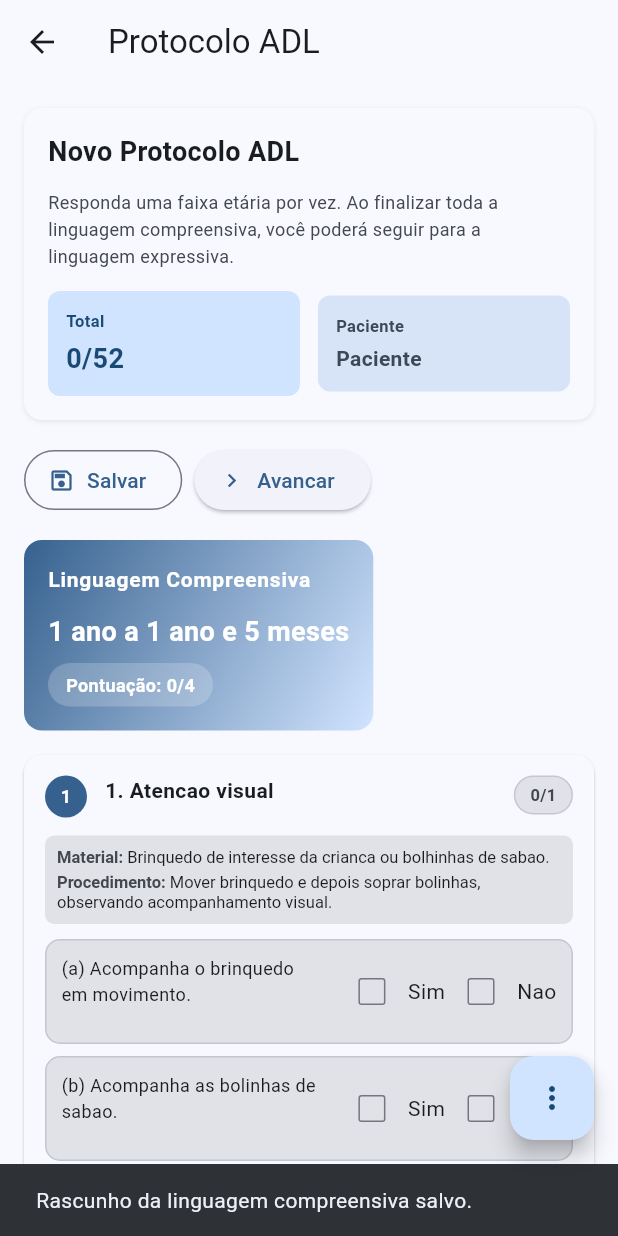
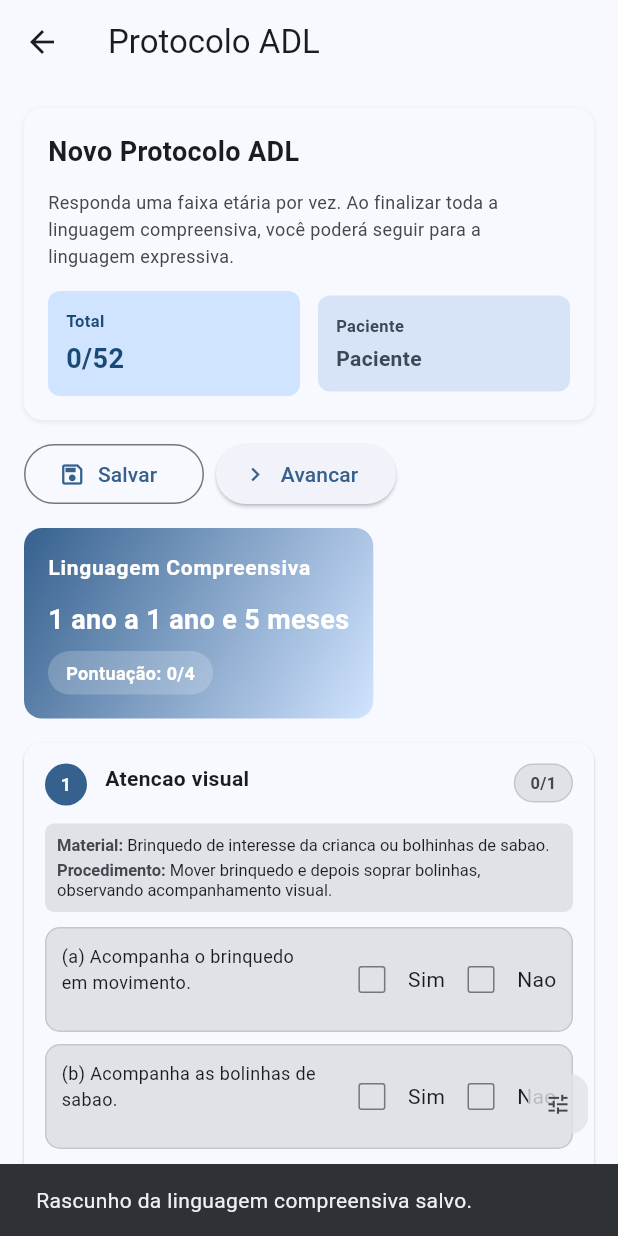
Before and after one commit to selds/adl_fono, a Flutter app: the AdlProtocolPage screen opened directly with empty values, after a tap on "Salvar", on a phone screen of 412 x 824 dp. Run offline on Flutter 3.47's test engine with Material 3 defaults, Android fonts, the phone set to English and light mode, and no system bars; our stand-ins replace cloud_firestore, firebase_auth, firebase_core, firebase_storage, image_picker, mask_text_input_formatter and 1 more; accounts and stored records are empty; network calls fail.

Commit message:
feat: implementar visibilidade do FAB com base na rolagem da página

```diff
--- a/lib/adl_protocol_page.dart
+++ b/lib/adl_protocol_page.dart
@@ -18,6 +18,8 @@ class _AdlProtocolPageState extends State<AdlProtocolPage> {
   final _scrollController = ScrollController();
   late final List<_AdlAgeGroup> _groups;
   late String _nomeCrianca;
+  bool _showFab = true;
+  double _lastScrollOffset = 0;
 
   final Map<String, bool?> _answers = <String, bool?>{};
   final Map<String, TextEditingController> _notesControllers =
@@ -31,6 +33,7 @@ class _AdlProtocolPageState extends State<AdlProtocolPage> {
     _groups = _buildComprehensiveGroups();
     _loadExistingAnswers();
     _loadPacienteName();
+    _scrollController.addListener(_handleFabVisibilityOnScroll);
   }
 
   void _loadPacienteName() {
@@ -63,11 +66,33 @@ class _AdlProtocolPageState extends State<AdlProtocolPage> {
 
   @override
   void dispose() {
+    _scrollController.removeListener(_handleFabVisibilityOnScroll);
     _scrollController.dispose();
     for (final controller in _notesControllers.values) {
       controller.dispose();
     }
     super.dispose();
+  }
+
+  void _handleFabVisibilityOnScroll() {
+    if (!_scrollController.hasClients) return;
+
+    final currentOffset = _scrollController.offset;
+    final delta = currentOffset - _lastScrollOffset;
+
+    if (currentOffset <= 4) {
+      if (!_showFab) setState(() => _showFab = true);
+      _lastScrollOffset = currentOffset;
+      return;
+    }
+
+    if (delta > 8 && _showFab) {
+      setState(() => _showFab = false);
+    } else if (delta < -8 && !_showFab) {
+      setState(() => _showFab = true);
+    }
+
+    _lastScrollOffset = currentOffset;
   }
 
   String _answerKey(int questionId, String itemId) =>
@@ -324,7 +349,7 @@ class _AdlProtocolPageState extends State<AdlProtocolPage> {
                 const SizedBox(width: 12),
                 Expanded(
                   child: Text(
-                    '${question.id}. ${question.title}',
+                    question.title,
                     style: TextStyle(
                       fontSize: 14,
                       fontWeight: FontWeight.w700,
@@ -687,15 +712,26 @@ class _AdlProtocolPageState extends State<AdlProtocolPage> {
       spacing: 8,
       runSpacing: 8,
       children: [
-        OutlinedButton.icon(
-          onPressed: _onSaveDraft,
-          icon: const Icon(Icons.save_outlined),
-          label: const Text('Salvar'),
+        SizedBox(
+          height: 40,
+          child: OutlinedButton.icon(
+            onPressed: _onSaveDraft,
+            icon: const Icon(Icons.save_outlined, size: 18),
+            label: const Text('Salvar'),
+            style: OutlinedButton.styleFrom(minimumSize: const Size(120, 40)),
+          ),
         ),
-        ElevatedButton.icon(
-          onPressed: isLast ? _onFinishComprehensive : _goNextGroup,
-          icon: Icon(isLast ? Icons.check_circle_outline : Icons.navigate_next),
-          label: Text(isLast ? 'Concluir' : 'Avancar'),
+        SizedBox(
+          height: 40,
+          child: ElevatedButton.icon(
+            onPressed: isLast ? _onFinishComprehensive : _goNextGroup,
+            icon: Icon(
+              isLast ? Icons.check_circle_outline : Icons.navigate_next,
+              size: 18,
+            ),
+            label: Text(isLast ? 'Concluir' : 'Avancar'),
+            style: ElevatedButton.styleFrom(minimumSize: const Size(120, 40)),
+          ),
         ),
       ],
     );
@@ -827,12 +863,30 @@ class _AdlProtocolPageState extends State<AdlProtocolPage> {
 
   @override
   Widget build(BuildContext context) {
+    final colorScheme = Theme.of(context).colorScheme;
+
     return Scaffold(
       appBar: AppBar(title: const Text('Protocolo ADL')),
-      floatingActionButton: FloatingActionButton(
-        onPressed: _openQuickActionsMenu,
-        tooltip: 'Acoes',
-        child: const Icon(Icons.more_vert),
+      floatingActionButton: AnimatedSlide(
+        offset: _showFab ? Offset.zero : const Offset(0, 2.2),
+        duration: const Duration(milliseconds: 180),
+        curve: Curves.easeOut,
+        child: AnimatedOpacity(
+          opacity: _showFab ? 1 : 0,
+          duration: const Duration(milliseconds: 180),
+          curve: Curves.easeOut,
+          child: FloatingActionButton(
+            onPressed: _openQuickActionsMenu,
+            mini: true,
+            tooltip: '',
+            elevation: 0,
+            backgroundColor: colorScheme.surfaceContainerHighest.withValues(
+              alpha: 0.78,
+            ),
+            foregroundColor: colorScheme.onSurfaceVariant,
+            child: const Icon(Icons.tune, size: 17),
+          ),
+        ),
       ),
       floatingActionButtonLocation: FloatingActionButtonLocation.endFloat,
       body: SafeArea(
```
